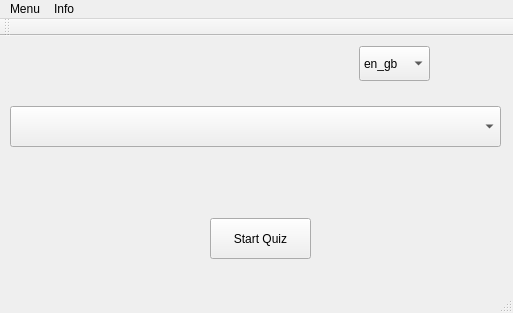
This is startwindow.ui in Karozabr/QuizTest as Qt 5 draws it before an edit. The edited form follows.
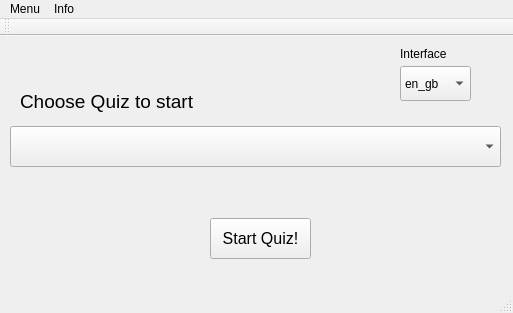
This is the edited form.

Commit message: All main functions are working. Interface Translation in process

The edit to the form file:
```diff
--- a/startwindow.ui
+++ b/startwindow.ui
@@ -26,25 +26,36 @@
       <height>41</height>
      </rect>
     </property>
+    <property name="font">
+     <font>
+      <pointsize>12</pointsize>
+     </font>
+    </property>
     <property name="text">
-     <string>Start Quiz</string>
+     <string>Start Quiz!</string>
     </property>
    </widget>
    <widget class="QComboBox" name="comboTestSelect">
     <property name="geometry">
      <rect>
       <x>10</x>
-      <y>70</y>
+      <y>90</y>
       <width>491</width>
       <height>41</height>
      </rect>
     </property>
+    <property name="contextMenuPolicy">
+     <enum>Qt::NoContextMenu</enum>
+    </property>
+    <property name="currentText">
+     <string notr="true"/>
+    </property>
    </widget>
    <widget class="QComboBox" name="comboLang">
     <property name="geometry">
      <rect>
-      <x>359</x>
-      <y>10</y>
+      <x>400</x>
+      <y>30</y>
       <width>71</width>
       <height>35</height>
      </rect>
@@ -60,6 +71,37 @@
      </property>
     </item>
    </widget>
+   <widget class="QLabel" name="labelInterface">
+    <property name="geometry">
+     <rect>
+      <x>400</x>
+      <y>10</y>
+      <width>51</width>
+      <height>16</height>
+     </rect>
+    </property>
+    <property name="text">
+     <string>Interface</string>
+    </property>
+   </widget>
+   <widget class="QLabel" name="labelComboQuiz">
+    <property name="geometry">
+     <rect>
+      <x>20</x>
+      <y>50</y>
+      <width>261</width>
+      <height>31</height>
+     </rect>
+    </property>
+    <property name="font">
+     <font>
+      <pointsize>14</pointsize>
+     </font>
+    </property>
+    <property name="text">
+     <string>Choose Quiz to start</string>
+    </property>
+   </widget>
   </widget>
   <widget class="QMenuBar" name="menuBar">
    <property name="geometry">
```
The commit also changes 17 other files.
